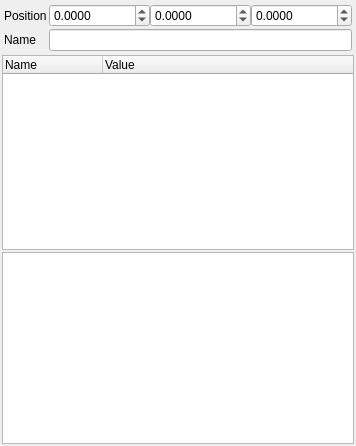
This is src/studio/property_view.ui in nem0/LumixEngine as Qt 5 draws it before an edit. The edited form follows.
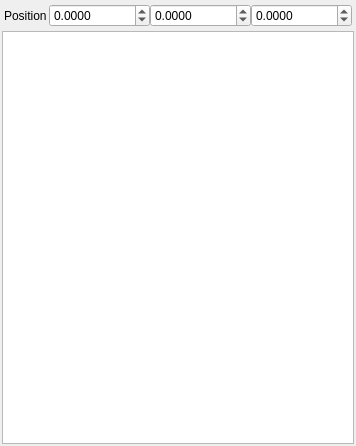
This is the edited form.

The edit to the form file:
```diff
--- a/src/studio/property_view.ui
+++ b/src/studio/property_view.ui
@@ -45,7 +45,7 @@
     <item>
      <widget class="QWidget" name="widget_2" native="true">
       <property name="sizePolicy">
-       <sizepolicy hsizetype="Ignored" vsizetype="Expanding">
+       <sizepolicy hsizetype="Ignored" vsizetype="Maximum">
         <horstretch>0</horstretch>
         <verstretch>0</verstretch>
        </sizepolicy>
@@ -72,14 +72,14 @@
        <property name="bottomMargin">
         <number>2</number>
        </property>
-       <item row="0" column="0">
+       <item row="1" column="0">
         <widget class="QLabel" name="label">
          <property name="text">
           <string>Position</string>
          </property>
         </widget>
        </item>
-       <item row="0" column="1">
+       <item row="1" column="1">
         <widget class="QWidget" name="widget_4" native="true">
          <layout class="QHBoxLayout" name="horizontalLayout_2">
           <property name="spacing">
@@ -157,51 +157,19 @@
          </layout>
         </widget>
        </item>
-       <item row="1" column="1">
-        <widget class="QLineEdit" name="nameEdit"/>
-       </item>
-       <item row="1" column="0">
-        <widget class="QLabel" name="label_2">
-         <property name="text">
-          <string>Name</string>
-         </property>
-        </widget>
-       </item>
       </layout>
      </widget>
     </item>
     <item>
-     <widget class="QTreeWidget" name="propertyList">
+     <widget class="QTreeView" name="treeView">
       <property name="sizePolicy">
        <sizepolicy hsizetype="Ignored" vsizetype="Expanding">
         <horstretch>0</horstretch>
-        <verstretch>1</verstretch>
+        <verstretch>0</verstretch>
        </sizepolicy>
       </property>
-      <property name="contextMenuPolicy">
-       <enum>Qt::CustomContextMenu</enum>
-      </property>
-      <property name="alternatingRowColors">
-       <bool>true</bool>
-      </property>
-      <property name="headerHidden">
-       <bool>false</bool>
-      </property>
-      <column>
-       <property name="text">
-        <string>Name</string>
-       </property>
-      </column>
-      <column>
-       <property name="text">
-        <string>Value</string>
-       </property>
-      </column>
      </widget>
     </item>
-    <item>
-     <widget class="QTreeView" name="treeView"/>
-    </item>
    </layout>
   </widget>
  </widget>
```
